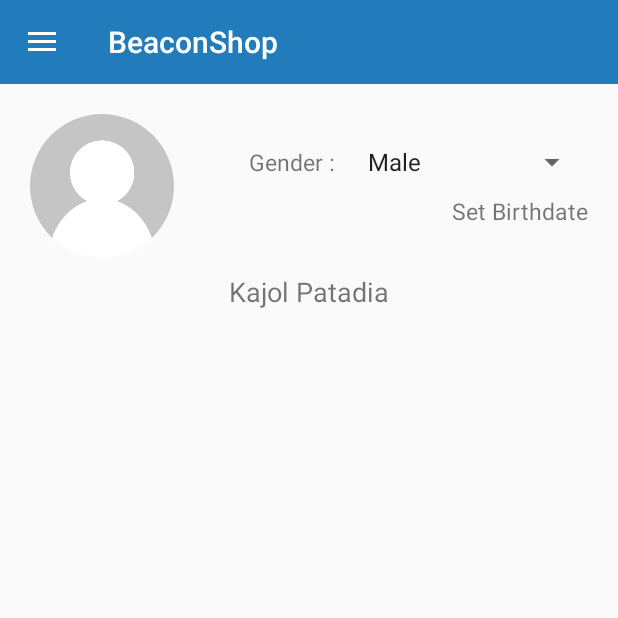
After one commit to khushbu112233/Beaconshop, an Android app: the fragment ProfileFragment placed in its activity, on a phone screen of 412 x 824 dp, the top half of it. The commit adds this screen. Run offline under Robolectric (Android 15) with nearby library versions, the phone set to English and light mode, and no system bars; our stand-ins replace CircleImageView.

Commit message:
Profile Design (Under Process)

```diff
--- a/BeaconShop/app/build.gradle
+++ b/BeaconShop/app/build.gradle
@@ -28,4 +28,5 @@ dependencies {
     compile 'com.android.support.constraint:constraint-layout:1.0.2'
     compile 'com.android.support:support-v4:25.3.0'
     testCompile 'junit:junit:4.12'
+    compile 'de.hdodenhof:circleimageview:2.1.0'
 }
--- a/BeaconShop/app/src/main/java/com/amplearch/beaconshop/MainActivity.java
+++ b/BeaconShop/app/src/main/java/com/amplearch/beaconshop/MainActivity.java
@@ -96,7 +96,7 @@ public class MainActivity extends AppCompatActivity {
                 fragment = new ConnectFragment();
                 break;
             case 4:
-                fragment = new ConnectFragment();
+                fragment = new ProfileFragment();
                 break;
             case 5:
                 fragment = new ConnectFragment();
--- /dev/null
+++ b/BeaconShop/app/src/main/java/com/amplearch/beaconshop/ProfileFragment.java
@@ -0,0 +1,62 @@
+package com.amplearch.beaconshop;
+
+import android.app.Activity;
+import android.content.Context;
+import android.net.Uri;
+import android.os.Bundle;
+import android.support.v4.app.Fragment;
+import android.view.LayoutInflater;
+import android.view.View;
+import android.view.ViewGroup;
+import android.widget.AdapterView;
+import android.widget.ArrayAdapter;
+import android.widget.Spinner;
+
+public class ProfileFragment extends Fragment implements AdapterView.OnItemSelectedListener{
+    public ProfileFragment() {
+    }
+
+    @Override
+    public View onCreateView(LayoutInflater inflater, ViewGroup container, Bundle savedInstanceState) {
+
+        View rootView = inflater.inflate(R.layout.fragment_profile, container, false);
+
+
+        Spinner spinner = (Spinner) rootView.findViewById(R.id.gender_spinner);
+// Create an ArrayAdapter using the string array and a default spinner layout
+        ArrayAdapter<CharSequence> adapter = ArrayAdapter.createFromResource(getContext(),
+                R.array.gender_array, android.R.layout.simple_spinner_item);
+// Specify the layout to use when the list of choices appears
+        adapter.setDropDownViewResource(android.R.layout.simple_spinner_dropdown_item);
+// Apply the adapter to the spinner
+        spinner.setAdapter(adapter);
+        spinner.setOnItemSelectedListener(this);
+        return rootView;
+    }
+
+    @Override
+    public void onItemSelected(AdapterView<?> parent, View view, int position, long id) {
+
+    }
+
+    @Override
+    public void onNothingSelected(AdapterView<?> parent) {
+
+    }
+}
+
+
+/*
+class SpinnerActivity extends Activity implements AdapterView.OnItemSelectedListener {
+
+    public void onItemSelected(AdapterView<?> parent, View view,
+                               int pos, long id) {
+        // An item was selected. You can retrieve the selected item using
+        // parent.getItemAtPosition(pos)
+    }
+
+    public void onNothingSelected(AdapterView<?> parent) {
+        // Another interface callback
+    }
+}
+*/
--- /dev/null
+++ b/BeaconShop/app/src/main/res/layout/fragment_profile.xml
@@ -0,0 +1,72 @@
+<FrameLayout xmlns:android="http://schemas.android.com/apk/res/android"
+    xmlns:tools="http://schemas.android.com/tools"
+    android:layout_width="match_parent"
+    android:layout_height="match_parent"
+    android:padding="20dp"
+    tools:context="com.amplearch.beaconshop.ProfileFragment">
+
+    <!-- TODO: Update blank fragment layout -->
+
+    <LinearLayout
+        android:layout_width="match_parent"
+        android:layout_height="wrap_content"
+        android:orientation="vertical">
+    <LinearLayout
+        android:layout_width="match_parent"
+        android:layout_height="wrap_content"
+        android:orientation="horizontal">
+
+        <de.hdodenhof.circleimageview.CircleImageView
+            xmlns:app="http://schemas.android.com/apk/res-auto"
+            android:id="@+id/profile_image"
+            android:layout_width="96dp"
+            android:layout_height="96dp"
+            android:src="@drawable/user" />
+
+
+        <LinearLayout
+            android:layout_gravity="center_vertical"
+            android:layout_width="match_parent"
+            android:layout_height="wrap_content"
+            android:orientation="vertical">
+
+            <LinearLayout
+                android:layout_width="match_parent"
+                android:layout_height="wrap_content">
+        <TextView
+            android:textSize="15dp"
+            android:layout_marginLeft="50dp"
+            android:layout_width="wrap_content"
+            android:layout_height="wrap_content"
+            android:text="Gender : "/>
+
+        <Spinner
+            android:id="@+id/gender_spinner"
+            android:layout_marginLeft="10dp"
+            android:layout_width="fill_parent"
+            android:layout_height="wrap_content"></Spinner>
+            </LinearLayout>
+
+            <TextView
+                android:textSize="15dp"
+                android:layout_marginTop="10dp"
+                android:layout_gravity="right"
+                android:layout_width="wrap_content"
+                android:layout_height="wrap_content"
+                android:text="Set Birthdate"/>
+
+        </LinearLayout>
+
+    </LinearLayout>
+
+
+    <TextView
+        android:textSize="18dp"
+        android:layout_marginTop="10dp"
+        android:layout_gravity="center"
+        android:layout_width="wrap_content"
+        android:layout_height="wrap_content"
+        android:text="Kajol Patadia"/>
+    </LinearLayout>
+
+</FrameLayout>
--- a/BeaconShop/app/src/main/res/values/strings.xml
+++ b/BeaconShop/app/src/main/res/values/strings.xml
@@ -12,7 +12,8 @@
         <item>About Us</item>
     </string-array>
 
-    <!-- TODO: Remove or change this placeholder text -->
-    <string name="hello_blank_fragment">Hello blank fragment</string>
-
+    <string-array name="gender_array">
+        <item>Male</item>
+        <item>Female</item>
+    </string-array>
 </resources>
```
Also changed, not shown: BeaconShop/app/src/main/res/drawable/user.png (added).
